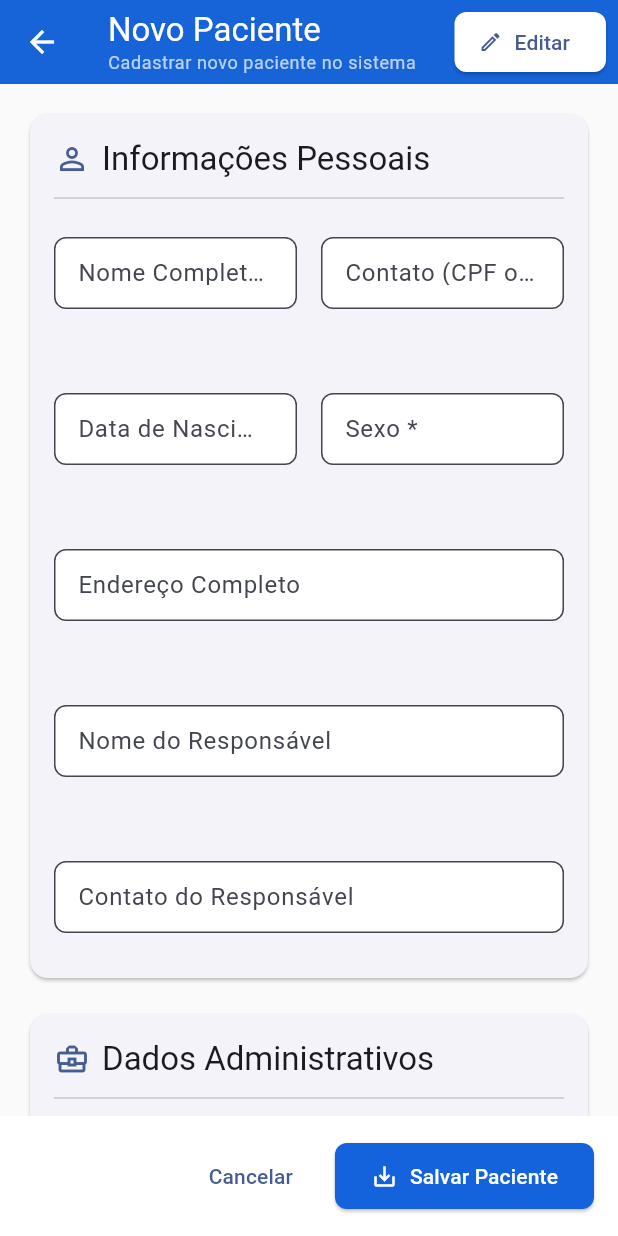
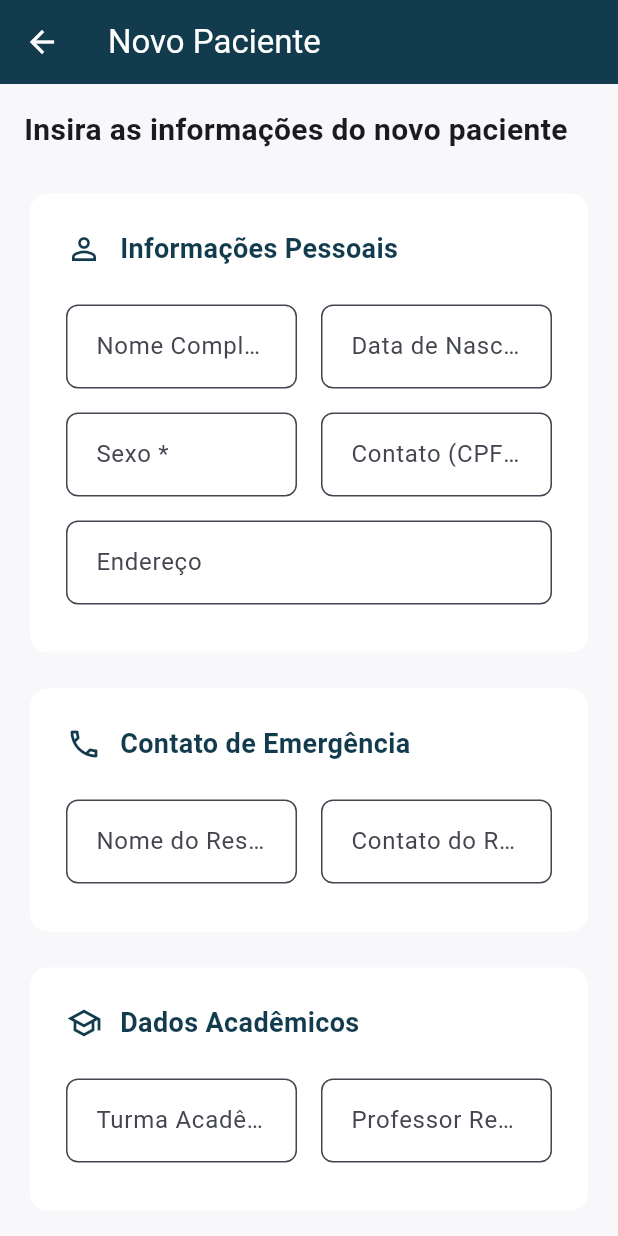
Before and after one commit to Natacha1919/prontuario, a Flutter app: the PacienteFormTela screen opened directly, on a phone screen of 412 x 824 dp. Run offline on Flutter 3.47's test engine with Material 3 defaults, Android fonts, the phone set to English and light mode, and no system bars; our stand-ins replace file_picker, pdf, printing, supabase_flutter; accounts and stored records are empty; network calls fail.

Commit message:
Update paciente_form_tela.dart

```diff
--- a/lib/telas/paciente_form_tela.dart
+++ b/lib/telas/paciente_form_tela.dart
@@ -31,7 +31,6 @@ class _PacienteFormTelaState extends State<PacienteFormTela> {
   @override
   void initState() {
     super.initState();
-    // Inicialização segura dos controladores com valores padrão se nulos
     _nomeController = TextEditingController(text: widget.paciente?.nomeCompleto ?? '');
     _dataNascimentoController = TextEditingController(text: widget.paciente?.dataNascimento ?? '');
     _sexoController = TextEditingController(text: widget.paciente?.sexo ?? '');
@@ -47,12 +46,11 @@ class _PacienteFormTelaState extends State<PacienteFormTela> {
     if (_formKey.currentState!.validate()) {
       setState(() => _isLoading = true);
 
-      // Gera o número do prontuário apenas se for um novo paciente
       final numeroProntuario = widget.paciente?.numeroProntuario ?? DateFormat('yyyyMMddHHmmss').format(DateTime.now());
 
       final pacienteData = Paciente(
-        id: widget.paciente?.id, // Mantém o ID se estiver editando
-        nomeCompleto: _nomeController.text,
+        id: widget.paciente?.id,
+        nomeCompleto: _nomeController.text.trim(),
         dataNascimento: _dataNascimentoController.text,
         sexo: _sexoController.text,
         cpf: _cpfController.text,
@@ -66,20 +64,19 @@ class _PacienteFormTelaState extends State<PacienteFormTela> {
 
       try {
         if (widget.paciente == null) {
-          // Salva um novo paciente
           await supabase.from('pacientes').insert(pacienteData.toMap());
-          // Registrar atividade de criação de paciente
+          final userId = supabase.auth.currentUser?.id;
+          if (userId != null) {
             await supabase.from('historico_atividades').insert({
               'tipo_acao': 'Paciente Criado',
               'descricao': 'Novo paciente "${pacienteData.nomeCompleto}" cadastrado.',
-            'usuario_id': supabase.auth.currentUser?.id,
-            'paciente_id': widget.paciente?.id, // Este ID será nulo na criação, Supabase cuidará disso.
+              'usuario_id': userId,
+              'paciente_id': widget.paciente?.id,
               'paciente_nome': pacienteData.nomeCompleto,
             });
+          }
         } else {
-          // Atualiza um paciente existente
           await supabase.from('pacientes').update(pacienteData.toMap()).eq('id', pacienteData.id!);
-          // Registrar atividade de atualização de prontuário
           await supabase.from('historico_atividades').insert({
             'tipo_acao': 'Prontuário Atualizado',
             'descricao': 'Prontuário de "${pacienteData.nomeCompleto}" atualizado.',
@@ -91,10 +88,10 @@ class _PacienteFormTelaState extends State<PacienteFormTela> {
 
         if (mounted) {
           ScaffoldMessenger.of(context).showSnackBar(const SnackBar(content: Text('Paciente salvo com sucesso!'), backgroundColor: Colors.green));
-          Navigator.of(context).pop(true); // Retorna 'true' para indicar que salvou
+          Navigator.of(context).pop(true);
         }
       } catch (e) {
-        print('Erro ao salvar paciente: $e'); // Log do erro
+        print('Erro ao salvar paciente: $e');
         if (mounted) {
           ScaffoldMessenger.of(context).showSnackBar(SnackBar(content: Text('Erro ao salvar paciente: $e'), backgroundColor: Colors.red));
         }
@@ -109,74 +106,78 @@ class _PacienteFormTelaState extends State<PacienteFormTela> {
   @override
   Widget build(BuildContext context) {
     return Scaffold(
-      backgroundColor: Colors.grey[50],
+      backgroundColor: const Color(0xFFF8F7FA),
       appBar: AppBar(
-        title: Column(
+        backgroundColor: const Color(0xFF133B4E),
+        elevation: 0,
+        title: const Text(
+          'Novo Paciente',
+          style: TextStyle(color: Colors.white),
+        ),
+      ),
+      body: Center(
+        child: ConstrainedBox(
+          constraints: const BoxConstraints(maxWidth: 800), // Define a largura máxima para o formulário
+          child: SingleChildScrollView(
+            child: Padding(
+              padding: const EdgeInsets.all(16.0),
+              child: Form(
+                key: _formKey,
+                child: Column(
                   crossAxisAlignment: CrossAxisAlignment.start,
                   children: [
-            Text(widget.paciente == null ? 'Novo Paciente' : 'Editar Paciente'),
-            Text(
-              widget.paciente == null ? 'Cadastrar novo paciente no sistema' : 'Atualizar dados do paciente',
-              style: Theme.of(context).textTheme.bodySmall?.copyWith(color: Colors.white70),
-            ),
-          ],
-        ),
-        actions: [
-          Padding(
-            padding: const EdgeInsets.only(right: 8.0),
-            child: ElevatedButton.icon(
-              onPressed: () {
-                Navigator.push(context, MaterialPageRoute(builder: (context) => PacienteFormTela(paciente: widget.paciente)))
-                    .then((_) => setState(() {}));
-              },
-              icon: const Icon(Icons.edit_outlined, size: 16),
-              label: const Text('Editar'),
-              style: ElevatedButton.styleFrom(backgroundColor: Colors.white, foregroundColor: Theme.of(context).primaryColor),
+                    const Text(
+                      'Insira as informações do novo paciente',
+                      style: TextStyle(
+                        fontSize: 20,
+                        fontWeight: FontWeight.bold,
                       ),
                     ),
-        ],
-      ),
-      body: Form(
-        key: _formKey,
-        child: ListView(
-          padding: const EdgeInsets.all(16.0),
-          children: [
+                    const SizedBox(height: 24),
+
                     _buildSectionCard(
                       title: 'Informações Pessoais',
                       icon: Icons.person_outline,
                       children: [
                         Row(
-                  crossAxisAlignment: CrossAxisAlignment.start,
                           children: [
                             Expanded(child: _buildTextField(controller: _nomeController, label: 'Nome Completo *')),
+                            const SizedBox(width: 16),
+                            Expanded(child: _buildTextField(controller: _dataNascimentoController, label: 'Data de Nascimento *')),
+                          ],
+                        ),
+                        Row(
+                          children: [
+                            Expanded(child: _buildTextField(controller: _sexoController, label: 'Sexo *')),
                             const SizedBox(width: 16),
                             Expanded(child: _buildTextField(controller: _cpfController, label: 'Contato (CPF ou Telefone) *')),
                           ],
                         ),
-                const SizedBox(height: 16),
-                Row(
-                  crossAxisAlignment: CrossAxisAlignment.start,
-                  children: [
-                    Expanded(child: _buildTextField(controller: _dataNascimentoController, label: 'Data de Nascimento *', hint: 'dd/mm/aaaa')),
-                    const SizedBox(width: 16),
-                    Expanded(child: _buildTextField(controller: _sexoController, label: 'Sexo *')),
+                        _buildTextField(controller: _enderecoController, label: 'Endereço'),
                       ],
                     ),
                     const SizedBox(height: 16),
-                _buildTextField(controller: _enderecoController, label: 'Endereço Completo'),
-                const SizedBox(height: 16),
-                _buildTextField(controller: _responsavelNomeController, label: 'Nome do Responsável'),
-                const SizedBox(height: 16),
-                _buildTextField(controller: _responsavelContatoController, label: 'Contato do Responsável'),
+
+                    _buildSectionCard(
+                      title: 'Contato de Emergência',
+                      icon: Icons.phone_outlined,
+                      children: [
+                        Row(
+                          children: [
+                            Expanded(child: _buildTextField(controller: _responsavelNomeController, label: 'Nome do Responsável')),
+                            const SizedBox(width: 16),
+                            Expanded(child: _buildTextField(controller: _responsavelContatoController, label: 'Contato do Responsável')),
+                          ],
+                        ),
                       ],
                     ),
                     const SizedBox(height: 16),
+
                     _buildSectionCard(
-              title: 'Dados Administrativos',
-              icon: Icons.business_center_outlined,
+                      title: 'Dados Acadêmicos',
+                      icon: Icons.school_outlined,
                       children: [
                         Row(
-                  crossAxisAlignment: CrossAxisAlignment.start,
                           children: [
                             Expanded(child: _buildTextField(controller: _turmaController, label: 'Turma Acadêmica *')),
                             const SizedBox(width: 16),
@@ -185,25 +186,47 @@ class _PacienteFormTelaState extends State<PacienteFormTela> {
                         ),
                       ],
                     ),
+                    const SizedBox(height: 20),
+
+                    _isLoading
+                        ? const Center(child: CircularProgressIndicator())
+                        : Align(
+                            alignment: Alignment.centerRight,
+                            child: ElevatedButton.icon(
+                              onPressed: _salvarFormulario,
+                              icon: const Icon(Icons.add_outlined, size: 20, color: Colors.white),
+                              label: const Text('Adicionar Paciente', style: TextStyle(color: Colors.white)),
+                              style: ElevatedButton.styleFrom(
+                                backgroundColor: const Color(0xFF133B4E),
+                                padding: const EdgeInsets.symmetric(horizontal: 24, vertical: 16),
+                                shape: RoundedRectangleBorder(
+                                  borderRadius: BorderRadius.circular(30.0),
+                                ),
+                                elevation: 4,
+                              ),
+                            ),
+                          ),
                   ],
                 ),
               ),
-      bottomNavigationBar: _buildBottomBar(),
+            ),
+          ),
+        ),
+      ),
     );
   }
 
-  Widget _buildTextField({required TextEditingController controller, required String label, String? hint}) {
+  Widget _buildTextField({required TextEditingController controller, required String label}) {
     return Padding(
       padding: const EdgeInsets.symmetric(vertical: 8.0),
       child: TextFormField(
         controller: controller,
         decoration: InputDecoration(
           labelText: label,
-          hintText: hint,
-          border: OutlineInputBorder(borderRadius: BorderRadius.circular(8)),
-          contentPadding: const EdgeInsets.symmetric(horizontal: 12, vertical: 12),
           filled: true,
           fillColor: Colors.white,
+          border: OutlineInputBorder(borderRadius: BorderRadius.circular(8)),
+          contentPadding: const EdgeInsets.symmetric(horizontal: 16, vertical: 16),
         ),
         validator: label.endsWith('*') ? (v) => v!.trim().isEmpty ? 'Campo obrigatório' : null : null,
       ),
@@ -212,52 +235,33 @@ class _PacienteFormTelaState extends State<PacienteFormTela> {
 
   Widget _buildSectionCard({required String title, required IconData icon, required List<Widget> children}) {
     return Card(
-      elevation: 1,
+      elevation: 0,
+      color: Colors.white,
       shape: RoundedRectangleBorder(borderRadius: BorderRadius.circular(12)),
       child: Padding(
-        padding: const EdgeInsets.all(16.0),
+        padding: const EdgeInsets.all(24.0),
         child: Column(
           crossAxisAlignment: CrossAxisAlignment.start,
           children: [
             Row(
               children: [
-                Icon(icon, color: Theme.of(context).primaryColor),
-                const SizedBox(width: 8),
-                Text(title, style: Theme.of(context).textTheme.titleLarge),
+                Icon(icon, color: const Color(0xFF133B4E), size: 24),
+                const SizedBox(width: 12),
+                Text(
+                  title,
+                  style: const TextStyle(
+                    fontSize: 18,
+                    fontWeight: FontWeight.bold,
+                    color: Color(0xFF133B4E),
+                  ),
+                ),
               ],
             ),
-            const Divider(height: 24),
-            Column(
-              children: children.map((child) => Padding(
-                padding: const EdgeInsets.symmetric(vertical: 6.0),
-                child: child,
-              )).toList(),
-            ),
+            const SizedBox(height: 16),
+            ...children,
           ],
         ),
       ),
     );
   }
-
-  Widget _buildBottomBar() {
-    return Container(
-      padding: const EdgeInsets.all(16.0),
-      color: Colors.white,
-      child: Row(
-        mainAxisAlignment: MainAxisAlignment.end,
-        children: [
-          TextButton(onPressed: () => Navigator.of(context).pop(false), child: const Text('Cancelar')),
-          const SizedBox(width: 16),
-          _isLoading
-              ? const CircularProgressIndicator()
-              : ElevatedButton.icon(
-                  onPressed: _salvarFormulario,
-                  icon: const Icon(Icons.save_alt_outlined),
-                  label: const Text('Salvar Paciente'),
-                  style: ElevatedButton.styleFrom(padding: const EdgeInsets.symmetric(horizontal: 24, vertical: 12)),
-                ),
-        ],
-      ),
-    );
 }
-}
```
Lines whose indentation alone changed are shown as unchanged.
